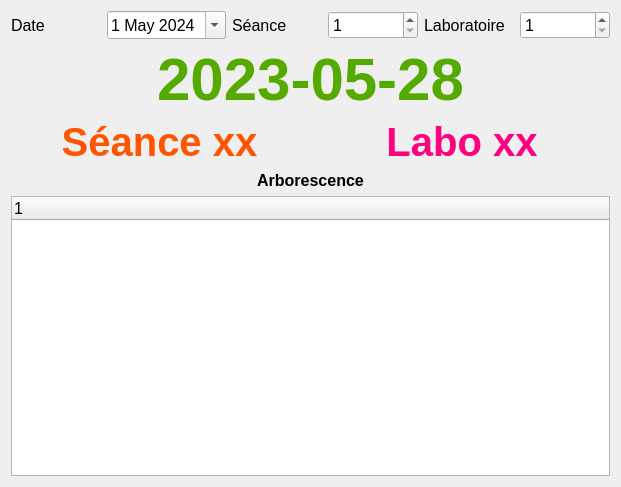
Old version of the form ui/collecte.ui in the repository manimanis/collecte-bac.
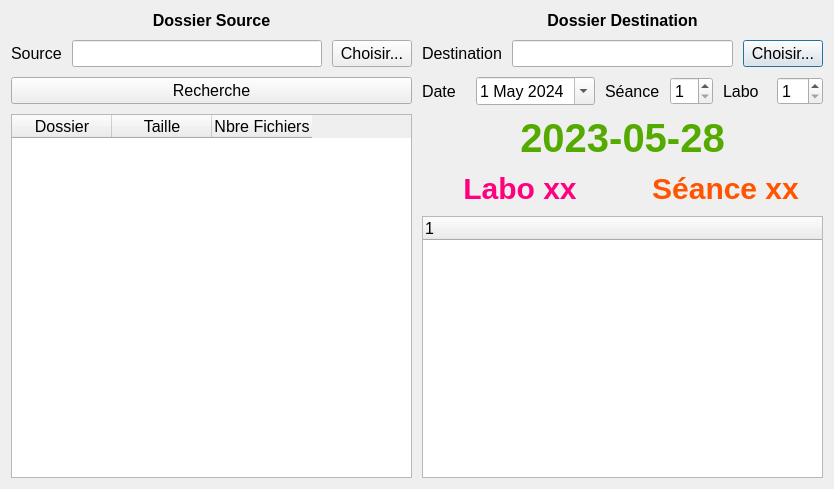
New version of the form.

What changed in the file:
```diff
--- a/ui/collecte.ui
+++ b/ui/collecte.ui
@@ -6,8 +6,8 @@
    <rect>
     <x>0</x>
     <y>0</y>
-    <width>621</width>
-    <height>487</height>
+    <width>834</width>
+    <height>489</height>
    </rect>
   </property>
   <property name="font">
@@ -18,55 +18,30 @@
   <property name="windowTitle">
    <string>Dialog</string>
   </property>
-  <layout class="QGridLayout" name="gridLayout" columnstretch="0,0">
-   <item row="5" column="0" colspan="2">
-    <widget class="QLabel" name="lblArb">
-     <property name="styleSheet">
-      <string notr="true">font-weight: bold;
-font-size: 12pt;</string>
+  <layout class="QGridLayout" name="gridLayout_4">
+   <item row="0" column="0">
+    <layout class="QGridLayout" name="gridLayout" columnstretch="1,1">
+     <property name="sizeConstraint">
+      <enum>QLayout::SetDefaultConstraint</enum>
      </property>
-     <property name="text">
-      <string>Arborescence</string>
+     <property name="spacing">
+      <number>10</number>
      </property>
-     <property name="alignment">
-      <set>Qt::AlignCenter</set>
-     </property>
-    </widget>
-   </item>
-   <item row="1" column="0" colspan="2">
-    <widget class="QLabel" name="txtCurrDate">
-     <property name="styleSheet">
-      <string notr="true">font-size: 60px;
-font-weight: bold;
-color: rgb(85, 170, 0);</string>
-     </property>
+     <item row="0" column="1">
+      <layout class="QGridLayout" name="gridLayout_3">
+       <item row="7" column="0" colspan="2">
+        <widget class="QTreeWidget" name="treeDestDir">
+         <column>
      <property name="text">
-      <string>2023-05-28</string>
-     </property>
-     <property name="alignment">
-      <set>Qt::AlignCenter</set>
-     </property>
-    </widget>
-   </item>
-   <item row="4" column="0">
-    <widget class="QLabel" name="txtCurrSeance">
-     <property name="styleSheet">
-      <string notr="true">font-size: 40px;
-font-weight: bold;
-color: rgb(255, 85, 0);</string>
-     </property>
-     <property name="text">
-      <string>Séance xx</string>
-     </property>
-     <property name="alignment">
-      <set>Qt::AlignCenter</set>
-     </property>
-    </widget>
-   </item>
-   <item row="4" column="1">
+           <string notr="true">1</string>
+          </property>
+         </column>
+        </widget>
+       </item>
+       <item row="6" column="0">
     <widget class="QLabel" name="txtCurrLabo">
      <property name="styleSheet">
-      <string notr="true">font-size: 40px;
+          <string notr="true">font-size: 30px;
 font-weight: bold;
 color: rgb(255, 0, 127);</string>
      </property>
@@ -78,10 +53,7 @@
      </property>
     </widget>
    </item>
-   <item row="6" column="0" colspan="2">
-    <widget class="QTreeWidget" name="dirTree"/>
-   </item>
-   <item row="0" column="0" colspan="2">
+       <item row="4" column="0" colspan="2">
     <layout class="QHBoxLayout" name="horizontalLayout">
      <item>
       <widget class="QLabel" name="lblDate">
@@ -127,7 +99,7 @@
      <item>
       <widget class="QLabel" name="lblLabo">
        <property name="text">
-        <string>Laboratoire</string>
+            <string>Labo</string>
        </property>
       </widget>
      </item>
@@ -143,8 +115,154 @@
      </item>
     </layout>
    </item>
-  </layout>
- </widget>
+       <item row="2" column="0" colspan="2">
+        <widget class="QLabel" name="lblDestination">
+         <property name="styleSheet">
+          <string notr="true">font-weight: bold;
+font-size: 12pt;</string>
+         </property>
+         <property name="text">
+          <string>Dossier Destination</string>
+         </property>
+         <property name="alignment">
+          <set>Qt::AlignCenter</set>
+         </property>
+        </widget>
+       </item>
+       <item row="5" column="0" colspan="2">
+        <widget class="QLabel" name="txtCurrDate">
+         <property name="styleSheet">
+          <string notr="true">font-size: 40px;
+font-weight: bold;
+color: rgb(85, 170, 0);</string>
+         </property>
+         <property name="text">
+          <string>2023-05-28</string>
+         </property>
+         <property name="alignment">
+          <set>Qt::AlignCenter</set>
+         </property>
+        </widget>
+       </item>
+       <item row="6" column="1">
+        <widget class="QLabel" name="txtCurrSeance">
+         <property name="styleSheet">
+          <string notr="true">font-size: 30px;
+font-weight: bold;
+color: rgb(255, 85, 0);</string>
+         </property>
+         <property name="text">
+          <string>Séance xx</string>
+         </property>
+         <property name="alignment">
+          <set>Qt::AlignCenter</set>
+         </property>
+        </widget>
+       </item>
+       <item row="3" column="0" colspan="2">
+        <layout class="QHBoxLayout" name="horizontalLayout_3">
+         <item>
+          <widget class="QLabel" name="lblDestDir">
+           <property name="text">
+            <string>Destination</string>
+           </property>
+          </widget>
+         </item>
+         <item>
+          <widget class="QLineEdit" name="txtDestDir"/>
+         </item>
+         <item>
+          <widget class="QPushButton" name="btnDestDir">
+           <property name="text">
+            <string>Choisir...</string>
+           </property>
+          </widget>
+         </item>
+        </layout>
+       </item>
+      </layout>
+     </item>
+     <item row="0" column="0">
+      <layout class="QGridLayout" name="gridLayout_2">
+       <item row="0" column="0">
+        <widget class="QLabel" name="lblSource">
+         <property name="styleSheet">
+          <string notr="true">font-weight: bold;
+font-size: 12pt;</string>
+         </property>
+         <property name="text">
+          <string>Dossier Source</string>
+         </property>
+         <property name="alignment">
+          <set>Qt::AlignCenter</set>
+         </property>
+        </widget>
+       </item>
+       <item row="1" column="0">
+        <layout class="QHBoxLayout" name="horizontalLayout_2">
+         <item>
+          <widget class="QLabel" name="lblSrcDir">
+           <property name="text">
+            <string>Source</string>
+           </property>
+          </widget>
+         </item>
+         <item>
+          <widget class="QLineEdit" name="txtSrcDir"/>
+         </item>
+         <item>
+          <widget class="QPushButton" name="btnSrcDir">
+           <property name="text">
+            <string>Choisir...</string>
+           </property>
+          </widget>
+         </item>
+        </layout>
+       </item>
+       <item row="3" column="0">
+        <widget class="QTableWidget" name="tblSrcDir">
+         <column>
+          <property name="text">
+           <string>Dossier</string>
+          </property>
+         </column>
+         <column>
+          <property name="text">
+           <string>Taille</string>
+          </property>
+         </column>
+         <column>
+          <property name="text">
+           <string>Nbre Fichiers</string>
+          </property>
+         </column>
+        </widget>
+       </item>
+       <item row="2" column="0">
+        <widget class="QPushButton" name="btnSrcSearch">
+         <property name="text">
+          <string>Recherche</string>
+         </property>
+        </widget>
+       </item>
+      </layout>
+     </item>
+    </layout>
+   </item>
+  </layout>
+ </widget>
+ <tabstops>
+  <tabstop>txtSrcDir</tabstop>
+  <tabstop>btnSrcDir</tabstop>
+  <tabstop>btnSrcSearch</tabstop>
+  <tabstop>tblSrcDir</tabstop>
+  <tabstop>txtDestDir</tabstop>
+  <tabstop>btnDestDir</tabstop>
+  <tabstop>txtDate</tabstop>
+  <tabstop>txtSeance</tabstop>
+  <tabstop>txtLabo</tabstop>
+  <tabstop>treeDestDir</tabstop>
+ </tabstops>
  <resources/>
  <connections>
   <connection>
```
Left out of the diff: 65 changed lines with no effect on the pictures. Lines whose indentation alone changed are shown as unchanged.
